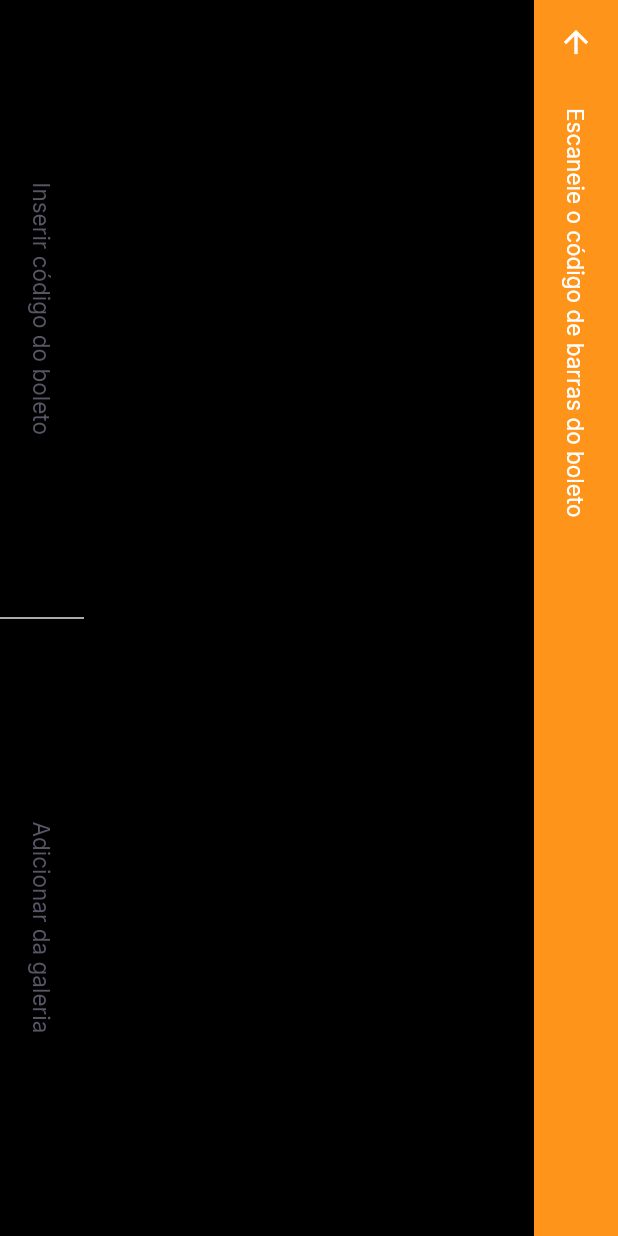
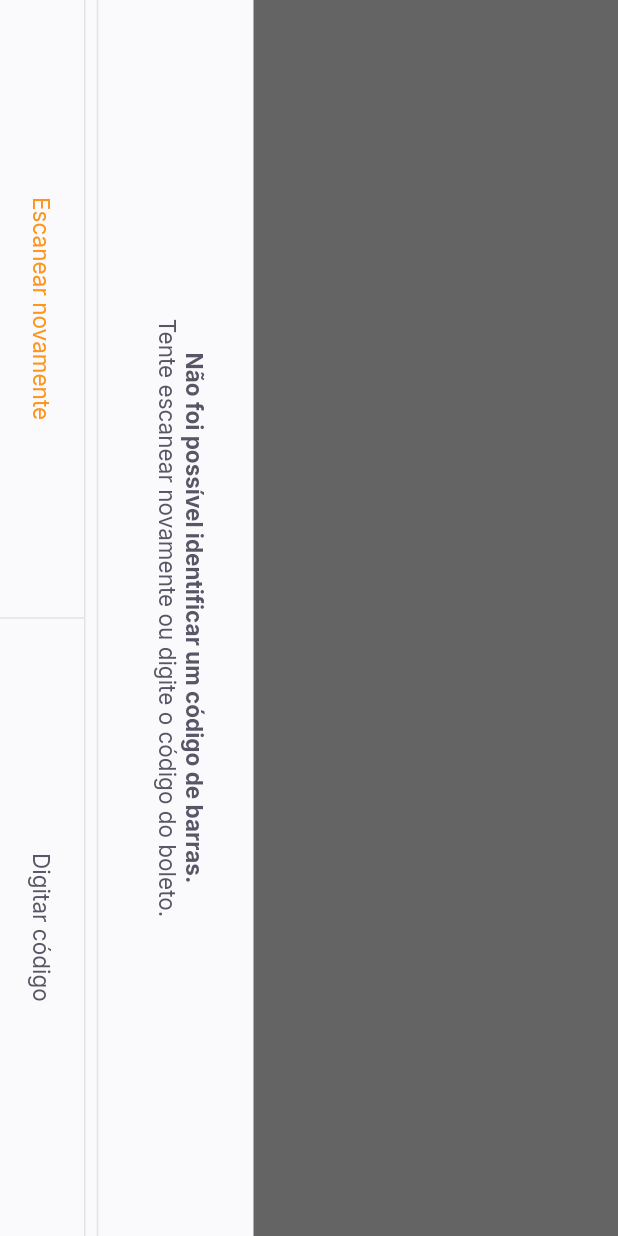
Before and after one commit to Tarlison/payflow_flutterapp, a Flutter app: the BarcodeScannerPage screen opened by its route, on a phone screen of 412 x 824 dp. Run offline on Flutter 3.47's test engine with Material 2 defaults, Android fonts, the phone set to English and light mode, and no system bars; our stand-ins replace firebase_core, google_fonts, google_sign_in, shared_preferences; accounts and stored records are empty.

Commit message:
bottomSheet Widget

```diff
--- a/lib/modules/barcode_scanner/barcode_scanner_page.dart
+++ b/lib/modules/barcode_scanner/barcode_scanner_page.dart
@@ -1,4 +1,5 @@
 import 'package:flutter/material.dart';
+import 'package:payflow_flutterapp/shared/bottom_sheet/bottom_sheet_widget.dart';
 import 'package:payflow_flutterapp/shared/themes/app_colors.dart';
 import 'package:payflow_flutterapp/shared/themes/app_text_styles.dart';
 import 'package:payflow_flutterapp/shared/widgets/divider_vertical/divider_vertical_widget.dart';
@@ -15,6 +16,14 @@ class BarcodeScannerPage extends StatefulWidget {
 class _BarcodeScannerPageState extends State<BarcodeScannerPage> {
   @override
   Widget build(BuildContext context) {
+    return BottomSheetWidget(
+      title: "Não foi possível identificar um código de barras.",
+      subtitle: "Tente escanear novamente ou digite o código do boleto.",
+      primaryLabel: "Escanear novamente",
+      primaryOnPressed: () {},
+      secondaryLabel: "Digitar código",
+      secondaryOnPressed: () {},
+    );
     return SafeArea(
       top: true,
       bottom: true,
@@ -29,13 +38,14 @@ class _BarcodeScannerPageState extends State<BarcodeScannerPage> {
               "Escaneie o código de barras do boleto",
               style: TextStyles.buttonBackground,
             ),
+            centerTitle: true,
             leading: BackButton(color: AppColors.background),
           ),
           body: Column(
             children: [
               Expanded(
                   child: Container(
-                color: Colors.black,
+                color: Colors.black.withOpacity(0.6),
               )),
               Expanded(
                   flex: 2,
@@ -44,7 +54,7 @@ class _BarcodeScannerPageState extends State<BarcodeScannerPage> {
                   )),
               Expanded(
                   child: Container(
-                color: Colors.black,
+                color: Colors.black.withOpacity(0.6),
               )),
             ],
           ),
--- /dev/null
+++ b/lib/shared/bottom_sheet/bottom_sheet_widget.dart
@@ -0,0 +1,76 @@
+import 'package:flutter/material.dart';
+import 'package:payflow_flutterapp/shared/themes/app_colors.dart';
+import 'package:payflow_flutterapp/shared/themes/app_text_styles.dart';
+import 'package:payflow_flutterapp/shared/widgets/set_label_buttons/set_label_buttons.dart';
+
+class BottomSheetWidget extends StatelessWidget {
+  final String primaryLabel;
+  final VoidCallback primaryOnPressed;
+  final String secondaryLabel;
+  final VoidCallback secondaryOnPressed;
+  final String title;
+  final String subtitle;
+  const BottomSheetWidget(
+      {Key? key,
+      required this.primaryLabel,
+      required this.primaryOnPressed,
+      required this.secondaryLabel,
+      required this.secondaryOnPressed,
+      required this.title,
+      required this.subtitle})
+      : super(key: key);
+
+  @override
+  Widget build(BuildContext context) {
+    return SafeArea(
+      child: RotatedBox(
+        quarterTurns: 1,
+        child: Material(
+          child: Container(
+            color: AppColors.shape,
+            child: Column(
+              children: [
+                Expanded(
+                    child: Container(
+                  color: Colors.black.withOpacity(0.6),
+                )),
+                Column(
+                  children: [
+                    Padding(
+                      padding: const EdgeInsets.all(30),
+                      child: Text.rich(
+                        TextSpan(
+                            text: title,
+                            style: TextStyles.buttonBoldHeading,
+                            children: [
+                              TextSpan(
+                                  text: "\n$subtitle",
+                                  style: TextStyles.buttonHeading)
+                            ]),
+                        textAlign: TextAlign.center,
+                      ),
+                    ),
+                    Divider(
+                      thickness: 1,
+                      color: AppColors.stroke,
+                    ),
+                    Container(
+                      height: 1,
+                      color: AppColors.stroke,
+                    ),
+                    SetLabelButtons(
+                        enablePrimaryColor: true,
+                        primaryLabel: primaryLabel,
+                        primaryOnPressed: primaryOnPressed,
+                        secondaryLabel: secondaryLabel,
+                        secondaryOnPressed: secondaryOnPressed)
+                  ],
+                ),
+              ],
+            ),
+          ),
+        ),
+      ),
+    );
+  }
+}
--- a/lib/shared/widgets/label_button/label_button.dart
+++ b/lib/shared/widgets/label_button/label_button.dart
@@ -4,7 +4,9 @@ import 'package:payflow_flutterapp/shared/themes/app_text_styles.dart';
 class LabelButton extends StatelessWidget {
   final String label;
   final VoidCallback onPressed;
-  const LabelButton({Key? key, required this.label, required this.onPressed})
+  final TextStyle? style;
+  const LabelButton(
+      {Key? key, required this.label, required this.onPressed, this.style})
       : super(key: key);
 
   @override
@@ -15,7 +17,7 @@ class LabelButton extends StatelessWidget {
           onPressed: onPressed,
           child: Text(
             label,
-            style: TextStyles.buttonHeading,
+            style: style ?? TextStyles.buttonHeading,
           )),
     );
   }
--- a/lib/shared/widgets/set_label_buttons/set_label_buttons.dart
+++ b/lib/shared/widgets/set_label_buttons/set_label_buttons.dart
@@ -1,4 +1,5 @@
 import 'package:flutter/material.dart';
+import 'package:payflow_flutterapp/shared/themes/app_text_styles.dart';
 import 'package:payflow_flutterapp/shared/widgets/divider_vertical/divider_vertical_widget.dart';
 import 'package:payflow_flutterapp/shared/widgets/label_button/label_button.dart';
 
@@ -7,12 +8,14 @@ class SetLabelButtons extends StatelessWidget {
   final VoidCallback primaryOnPressed;
   final String secondaryLabel;
   final VoidCallback secondaryOnPressed;
+  final bool enablePrimaryColor;
   const SetLabelButtons(
       {Key? key,
       required this.primaryLabel,
       required this.primaryOnPressed,
       required this.secondaryLabel,
-      required this.secondaryOnPressed})
+      required this.secondaryOnPressed,
+      this.enablePrimaryColor = false})
       : super(key: key);
 
   @override
@@ -23,7 +26,9 @@ class SetLabelButtons extends StatelessWidget {
         children: [
           Expanded(
               child: LabelButton(
-                  label: primaryLabel, onPressed: primaryOnPressed)),
+                  label: primaryLabel,
+                  onPressed: primaryOnPressed,
+                  style: enablePrimaryColor ? TextStyles.buttonPrimary : null)),
           DividerVerticalWidget(),
           Expanded(
               child: LabelButton(
```
